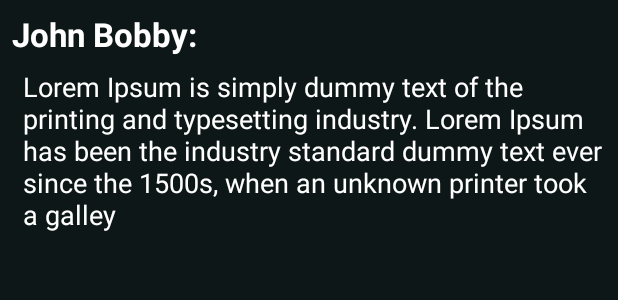
After one commit to AlexStroia/MoviesCrib, an Android app: the layout item_movie_reviews.xml on its own in the app's theme, with its tools: preview values and no code run, on a phone screen of 412 x 824 dp. The commit adds this screen. Shown: the top 300 px of the screen. Run offline under Robolectric (Android 15) with nearby library versions, the phone set to English and light mode, and no system bars; network calls fail.

Commit message:
Added reviews design and adapter

```diff
--- a/app/src/main/java/co/alexdev/moviescrib_phase2/fragments/TopRatedFragment.java
+++ b/app/src/main/java/co/alexdev/moviescrib_phase2/fragments/TopRatedFragment.java
@@ -36,7 +36,7 @@ public class TopRatedFragment extends Fragment implements TopRatedMoviesAdapter.
                              Bundle savedInstanceState) {
         final View rootView = inflater.inflate(R.layout.fragment_top_rated, container, false);
 
-        rv_movies = rootView.findViewById(R.id.rv_movies2);
+        rv_movies = rootView.findViewById(R.id.rv_top_rated);
 
         setupRecyclerView();
 
--- a/app/src/main/res/layout/fragment_top_rated.xml
+++ b/app/src/main/res/layout/fragment_top_rated.xml
@@ -7,7 +7,7 @@
     tools:context=".fragments.TopRatedFragment">
 
     <android.support.v7.widget.RecyclerView
-        android:id="@+id/rv_movies2"
+        android:id="@+id/rv_top_rated"
         android:layout_width="match_parent"
         android:layout_height="match_parent"
         android:layout_marginStart="@dimen/_8dp"
--- /dev/null
+++ b/app/src/main/res/layout/item_movie_reviews.xml
@@ -0,0 +1,33 @@
+<?xml version="1.0" encoding="utf-8"?>
+<android.support.constraint.ConstraintLayout
+    xmlns:android="http://schemas.android.com/apk/res/android"
+    xmlns:app="http://schemas.android.com/apk/res-auto"
+    xmlns:tools="http://schemas.android.com/tools"
+    android:layout_width="match_parent"
+    android:layout_height="match_parent">
+
+    <TextView
+        android:id="@+id/tv_reviewer_name"
+        android:layout_width="wrap_content"
+        android:layout_height="wrap_content"
+        android:layout_marginStart="8dp"
+        android:layout_marginTop="8dp"
+        android:textStyle="bold"
+        android:textSize="@dimen/_22sp"
+        android:text="@string/review_comment_name"
+        app:layout_constraintStart_toStartOf="parent"
+        app:layout_constraintTop_toTopOf="parent" />
+
+    <TextView
+        android:id="@+id/tv_reviewer_comment"
+        android:layout_width="0dp"
+        android:layout_height="wrap_content"
+        android:layout_marginStart="@dimen/_15dp"
+        android:layout_marginTop="8dp"
+        android:layout_marginEnd="8dp"
+        android:text="@string/review_comment_text"
+        android:textSize="@dimen/_18sp"
+        app:layout_constraintEnd_toEndOf="parent"
+        app:layout_constraintStart_toStartOf="parent"
+        app:layout_constraintTop_toBottomOf="@+id/tv_reviewer_name" />
+</android.support.constraint.ConstraintLayout>
--- a/app/src/main/res/values/api_keys.xml
+++ b/app/src/main/res/values/api_keys.xml
@@ -1,5 +1,5 @@
 <?xml version="1.0" encoding="utf-8"?>
 <resources>
-    <string name="YOUTUBE_PLAYER_API_KEY">AIzaSyCDeiEvB_QetlPg2GPlmsUOZ7bBYRHs0so</string>
-    <string name="MOVIES_DB_API_KEY">ed54cea63b99ab9822ad2510c09d1c0c</string>
+    <string name="YOUTUBE_PLAYER_API_KEY"></string>
+    <string name="MOVIES_DB_API_KEY"></string>
 </resources>
--- a/app/src/main/res/values/dimens.xml
+++ b/app/src/main/res/values/dimens.xml
@@ -1,24 +1,28 @@
 <?xml version="1.0" encoding="utf-8"?>
 <resources>
+    <!--DP's-->
     <dimen name="_24sp">24sp</dimen>
     <dimen name="_8dp">8dp</dimen>
     <dimen name="poster_height">300dp</dimen>
     <dimen name="poster_width">200dp</dimen>
-    <dimen name="_22sp">22sp</dimen>
-    <dimen name="_32sp">32sp</dimen>
-    <dimen name="_30sp">30sp</dimen>
     <dimen name="_10dp">10dp</dimen>
     <dimen name="_5dp">5dp</dimen>
     <dimen name="_15dp">15dp</dimen>
     <dimen name="spinner_size">25dp</dimen>
     <dimen name="_32dp">32dp</dimen>
     <dimen name="_100dp">100dp</dimen>
-    <dimen name="const_horizontal_bias">0.5</dimen>
-    <dimen name="rb_step_size">0.5</dimen>
     <dimen name="_80dp">80dp</dimen>
     <dimen name="_150dp">150dp</dimen>
     <dimen name="_50dp">50dp</dimen>
 
+    <!--SP's-->
+    <dimen name="_22sp">22sp</dimen>
+    <dimen name="_18sp">18sp</dimen>
+    <dimen name="_32sp">32sp</dimen>
+    <dimen name="_30sp">30sp</dimen>
+    <dimen name="const_horizontal_bias">0.5</dimen>
+    <dimen name="rb_step_size">0.5</dimen>
+
     <!--Made it item to work when adding it to the rating bar-->
     <item name="_rb_small" format="float" type="dimen">0.75</item>
 </resources>
--- a/app/src/main/res/values/strings.xml
+++ b/app/src/main/res/values/strings.xml
@@ -27,4 +27,6 @@
     <string name="get_started">GET STARTED</string>
     <string name="add_to_favorites">Add to favorites</string>
     <string name="heart_icon">Heart icon</string>
+    <string name="review_comment_text">Lorem Ipsum is simply dummy text of the printing and typesetting industry. Lorem Ipsum has been the industry standard dummy text ever since the 1500s, when an unknown printer took a galley</string>
+    <string name="review_comment_name">John Bobby:</string>
 </resources>
```
Also changed, not shown: app/src/main/java/co/alexdev/moviescrib_phase2/activities/DetailActivity.java (+7 -2 lines), app/src/main/java/co/alexdev/moviescrib_phase2/adapter/ReviewsMoviesAdapter.java (added, +52 -0 lines), app/src/main/java/co/alexdev/moviescrib_phase2/model/MovieRequest.java (+26 -2 lines), app/src/main/java/co/alexdev/moviescrib_phase2/utils/networking/MovieService.java (+6 -2 lines), app/src/main/res/layout/activity_detail.xml (+7 -0 lines).
